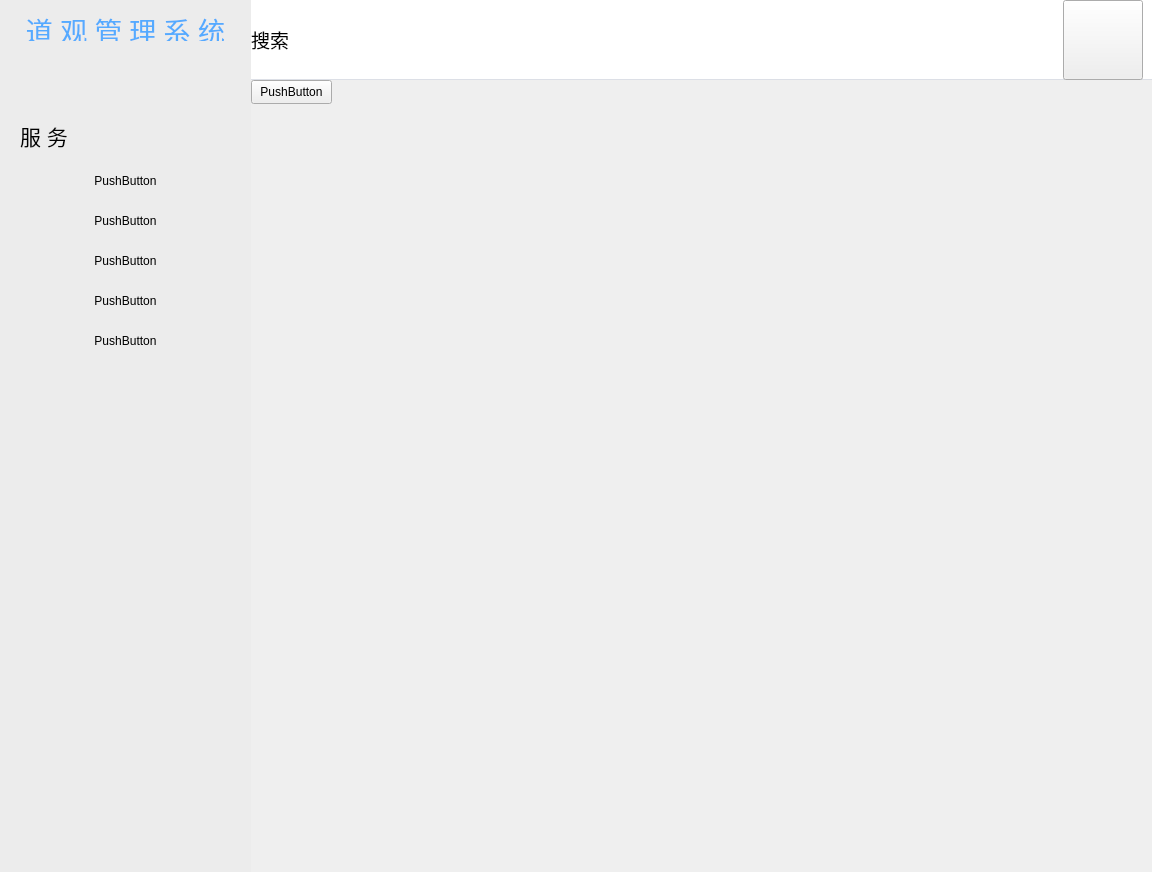
Old version of the form Module/Home/HomePage.ui in the repository com567/NewRepo.
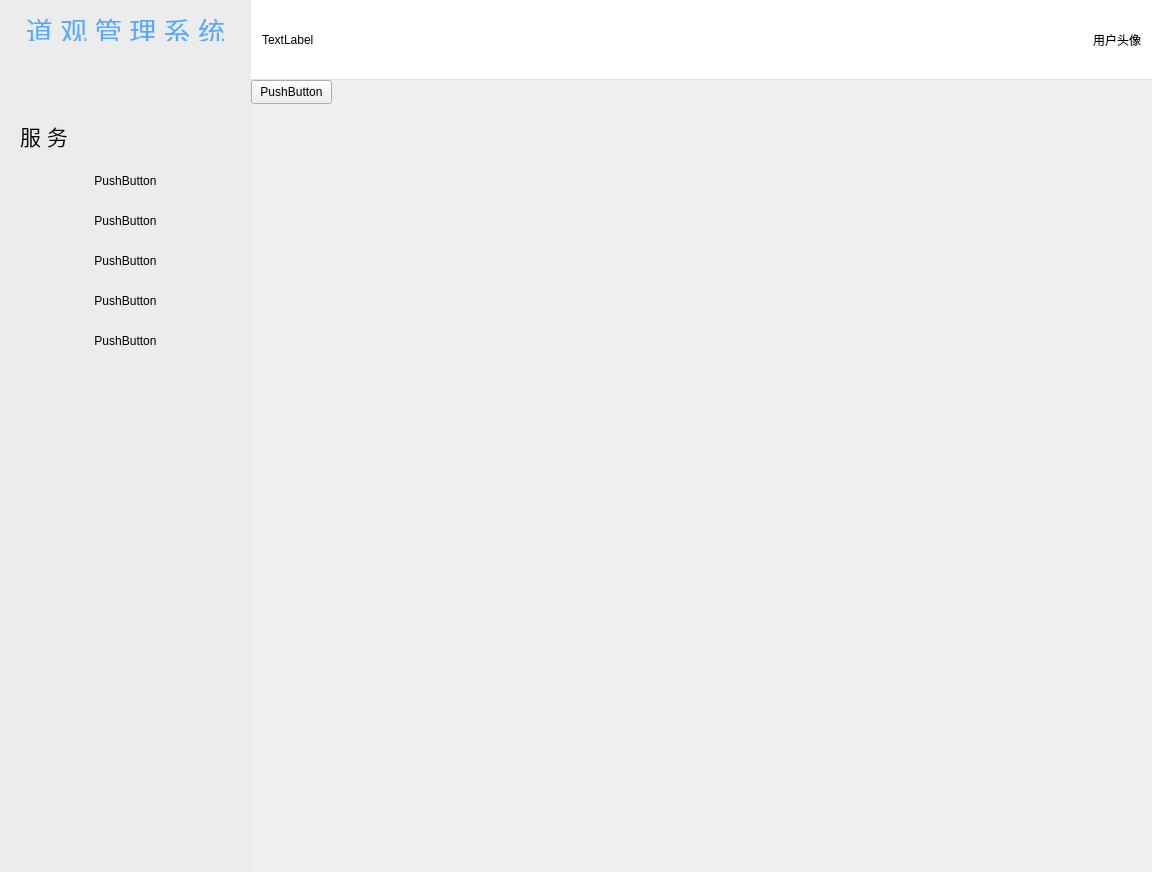
New version of the form. Icons and pictures are not drawn. Custom widgets are drawn as their Qt base class.

Commit message: 6.9 基本完成了头像的选择裁剪和修改

What changed in the file:
```diff
--- a/Module/Home/HomePage.ui
+++ b/Module/Home/HomePage.ui
@@ -228,25 +228,10 @@
 }</string>
            </property>
            <layout class="QHBoxLayout" name="horizontalLayout_3">
-            <property name="spacing">
-             <number>0</number>
-            </property>
-            <property name="leftMargin">
-             <number>0</number>
-            </property>
-            <property name="topMargin">
-             <number>0</number>
-            </property>
-            <property name="rightMargin">
-             <number>9</number>
-            </property>
-            <property name="bottomMargin">
-             <number>0</number>
-            </property>
             <item>
              <widget class="QLabel" name="label_2">
               <property name="text">
-               <string>&lt;html&gt;&lt;head/&gt;&lt;body&gt;&lt;p&gt;&lt;span style=&quot; font-size:14pt;&quot;&gt;搜索&lt;/span&gt;&lt;/p&gt;&lt;/body&gt;&lt;/html&gt;</string>
+               <string>TextLabel</string>
               </property>
              </widget>
             </item>
@@ -264,30 +249,9 @@
              </spacer>
             </item>
             <item>
-             <widget class="HoverButton" name="Head_portrait">
-              <property name="minimumSize">
-               <size>
-                <width>80</width>
-                <height>80</height>
-               </size>
-              </property>
-              <property name="maximumSize">
-               <size>
-                <width>80</width>
-                <height>80</height>
-               </size>
-              </property>
-              <property name="styleSheet">
-               <string notr="true">image: url(:/Resources/man.jpg);</string>
-              </property>
+             <widget class="ClickLabel" name="Head_portrait">
               <property name="text">
-               <string/>
-              </property>
-              <property name="iconSize">
-               <size>
-                <width>80</width>
-                <height>80</height>
-               </size>
+               <string>用户头像</string>
               </property>
              </widget>
             </item>
@@ -331,9 +295,9 @@
  <layoutdefault spacing="6" margin="11"/>
  <customwidgets>
   <customwidget>
-   <class>HoverButton</class>
-   <extends>QPushButton</extends>
-   <header>Common/Widgets/HoverButton.h</header>
+   <class>ClickLabel</class>
+   <extends>QLabel</extends>
+   <header>Common/Widgets/ClickLabel.h</header>
   </customwidget>
  </customwidgets>
  <resources>
```
The commit also changes 15 other files.
